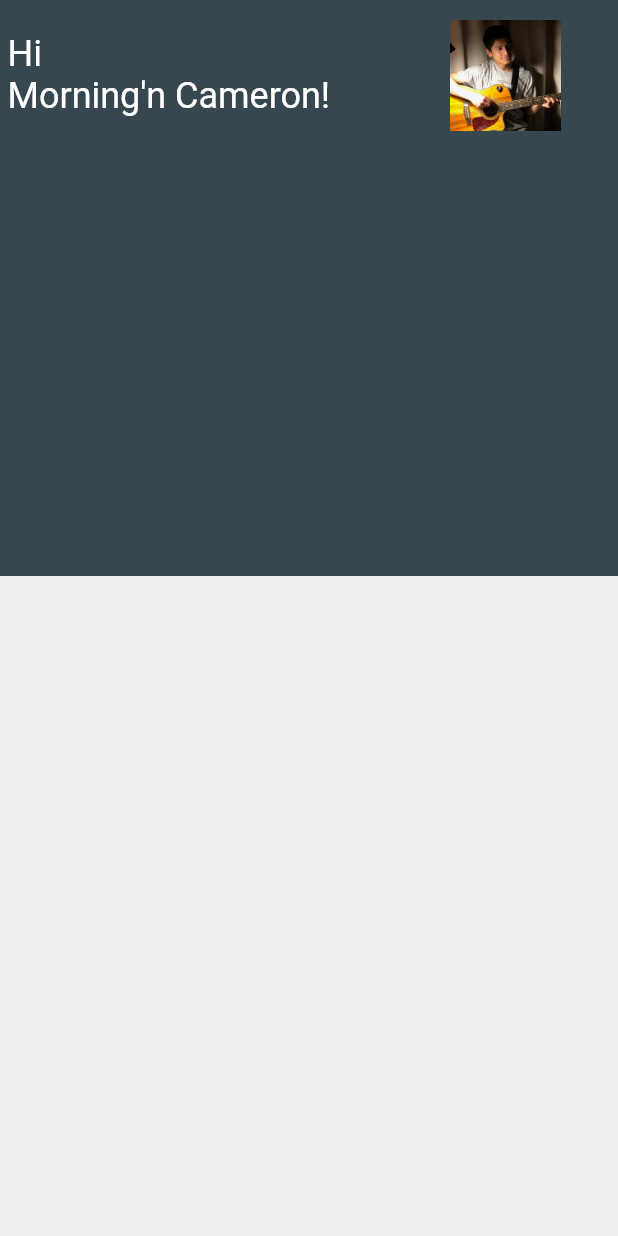
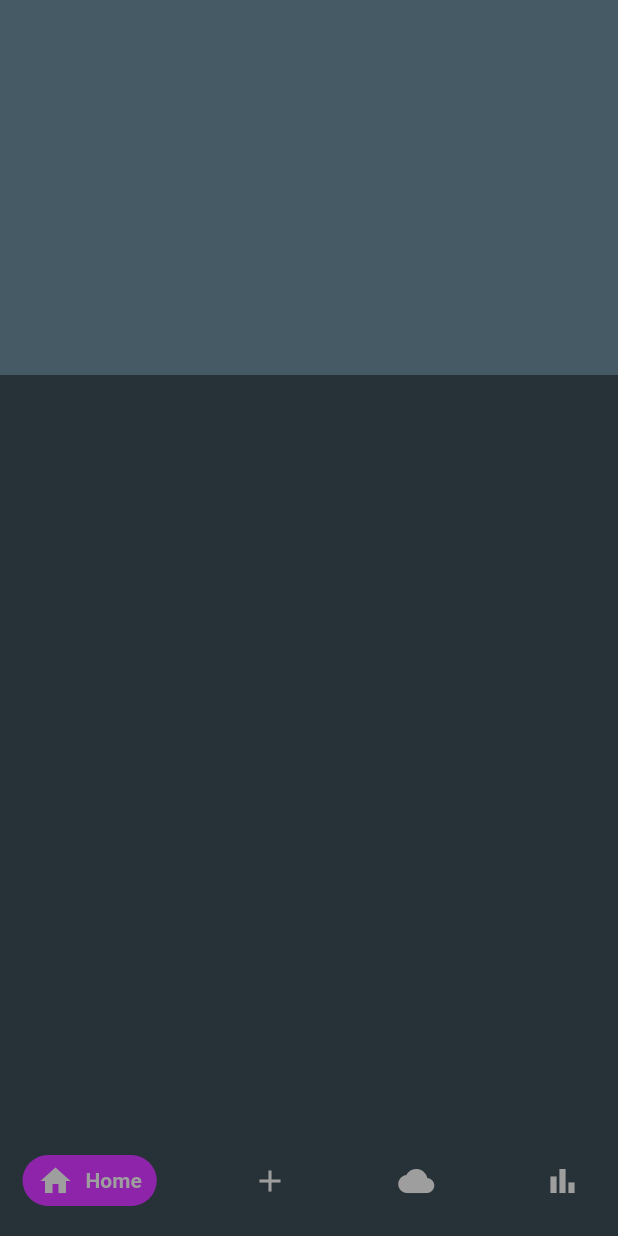
Before and after one commit to sulavpo/Flutter_Intern, a Flutter app: the screen it shows after launch, on a phone screen of 412 x 824 dp. Run offline on Flutter 3.47's test engine with Material 2 defaults, Android fonts, the phone set to English and light mode, and no system bars; drawn by our look-alikes of google_nav_bar.

Commit message:
update 1

```diff
--- a/lib/landing_screen.dart
+++ b/lib/landing_screen.dart
@@ -1,7 +1,7 @@
 import 'package:flutter/foundation.dart';
 import 'package:flutter/material.dart';
 import 'package:flutter/painting.dart';
-
+import 'package:google_nav_bar/google_nav_bar.dart';
 
 
 class LandingScreen extends StatefulWidget {
@@ -12,64 +12,96 @@ class LandingScreen extends StatefulWidget {
 }
 
 class _LandingScreenState extends State<LandingScreen> {
+  int myIndex = 0;
   @override
   Widget build(BuildContext context) {
     final TextTheme textTheme = Theme.of(context).textTheme;
     final Size size = MediaQuery.of(context).size;
     return Scaffold(
-      body: LayoutBuilder(builder: (context, constraints){
-        return Container(
+      body: Stack(
+        children: [
+          Column(
+            children: [
+              Expanded(
+                flex: 1,
+                  child: Container(
+                    decoration: BoxDecoration(
+                      color: Colors.blueGrey[700]
+                    ),
                     child: Column(
                       children: [
                         Expanded(
-                flex: 4,
-                  child: Stack(
-                    fit: StackFit.expand,
+                            flex:1,
+                            child: Container(
+                              child: Row(
                                 children: [
-                      Container(
-                        color: Colors.blueGrey[800],
+                                  Expanded(
+                                      flex:2,
+                                      child: Container(decoration: BoxDecoration(
+                                        //color: Colors.red
                                       ),
-                      Padding(padding: const EdgeInsets.all(5),
-                      child: Column(
-                        mainAxisAlignment: MainAxisAlignment.spaceBetween,
-                        children: [
-                          Row(
-                            children: [Expanded(child: Text("Hi\nMorning'n Cameron!",style: textTheme.headline5!.apply(
-                              color: Colors.white,
-                            )),),
-                              Container(
-                                width: 140,
-                                height: 90,
-                                child: Padding(
-                                  padding: const EdgeInsets.all(8.0),
-                                  child: Image.asset("lib/img/avatar.png"),
+                                      )
                                   ),
-                              ),
-
-                            ],
-                          ),
-                          Positioned(child:Container(
-                            width: constraints.maxHeight,
-                            height: constraints.maxWidth*0.35,
-                            child: ListView(
-                              scrollDirection: Axis.horizontal,
-                              physics: BouncingScrollPhysics(),
+                                  Expanded(
+                                      flex:1,
+                                      child: Container(decoration: BoxDecoration(
+                                       //color: Colors.blue
                                       ),
                                       )
                                   )
                                 ],
-                      ),)
-                    ],
-                  )),
-              Container(
-                width: constraints.maxHeight,
-                color: Colors.grey.shade200,
-                height: 440,
+                              ),
+                              decoration: BoxDecoration(
+                                //color: Colors.white
+                            ),
+                            )
+                        ),
+                        Expanded(
+                            flex:1,
+                            child: Container(decoration: BoxDecoration(
+                                //color: Colors.red
+                            ),
+                            )
                         )
                       ],
                     ),
-        );
-      }),
+                  )
+              ),
+              Expanded(
+                flex: 2,
+                  child: Container(
+
+                    decoration: BoxDecoration(
+                        color: Colors.blueGrey[900]
+                    ),
+                  )
+              ),
+            ],
+          ),
+        ],
+
+      ),
+      bottomNavigationBar: Container(
+        color: Colors.blueGrey[900],
+        child: Padding(
+          padding: const EdgeInsets.symmetric(horizontal: 15.0,vertical: 20),
+          child: GNav(
+            backgroundColor: Color(0xFF263238),
+            color: Colors.grey,
+            activeColor: Colors.grey,
+            tabBackgroundColor: Color(0xFF8E24AA),
+            gap: 8,
+            padding: EdgeInsets.symmetric(horizontal: 10,vertical: 5),
+            tabs: const [
+              GButton(icon: Icons.home,text: 'Home',),
+              GButton(icon: Icons.add,text: 'New',),
+              GButton(icon: Icons.cloud,text: 'Cloud',),
+              GButton(icon: Icons.bar_chart,text: 'Status',),
+            ],
+          ),
+        ),
+      ),
+
     );
   }
   }
--- a/pubspec.yaml
+++ b/pubspec.yaml
@@ -45,6 +45,8 @@ dev_dependencies:
   # package. See that file for information about deactivating specific lint
   # rules and activating additional ones.
   flutter_lints: ^2.0.0
+  cupertino_icons: ^1.0.2
+  google_nav_bar: ^5.0.6
 
 # For information on the generic Dart part of this file, see the
 # following page: https://dart.dev/tools/pub/pubspec
```
Also changed, not shown: pubspec.lock. Lines whose indentation alone changed are shown as unchanged.
